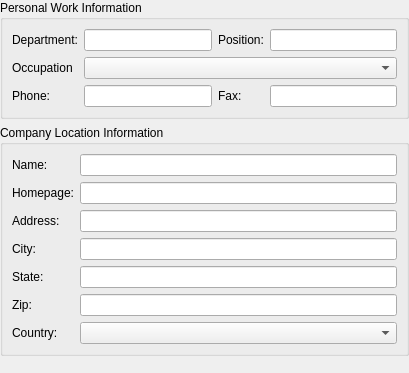
Before: the Qt Designer form protocols/oscar/icq/ui/icqworkinfowidget.ui in KDE/kopete, drawn with Qt 5.
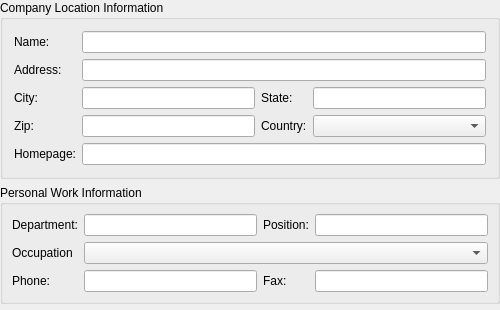
After: the same form once the commit is applied.

Commit message: Fix bug 153620: Kopete ICQ User information dialog too high for 1024x768 Move Origin box from General Info to Home info.

What changed in the file:
```diff
--- a/protocols/oscar/icq/ui/icqworkinfowidget.ui
+++ b/protocols/oscar/icq/ui/icqworkinfowidget.ui
@@ -5,14 +5,11 @@
    <rect>
     <x>0</x>
     <y>0</y>
-    <width>409</width>
-    <height>373</height>
+    <width>500</width>
+    <height>310</height>
    </rect>
   </property>
   <layout class="QVBoxLayout" >
-   <property name="spacing" >
-    <number>6</number>
-   </property>
    <property name="leftMargin" >
     <number>0</number>
    </property>
@@ -25,145 +22,12 @@
    <property name="bottomMargin" >
     <number>0</number>
    </property>
-   <item>
-    <widget class="QGroupBox" name="groupBox" >
-     <property name="title" >
-      <string>Personal Work Information</string>
-     </property>
-     <layout class="QGridLayout" >
-      <property name="leftMargin" >
-       <number>9</number>
-      </property>
-      <property name="topMargin" >
-       <number>9</number>
-      </property>
-      <property name="rightMargin" >
-       <number>9</number>
-      </property>
-      <property name="bottomMargin" >
-       <number>9</number>
-      </property>
-      <property name="horizontalSpacing" >
-       <number>6</number>
-      </property>
-      <property name="verticalSpacing" >
-       <number>6</number>
-      </property>
-      <item row="0" column="0" >
-       <widget class="QLabel" name="textLabel6" >
-        <property name="text" >
-         <string>Department:</string>
-        </property>
-        <property name="buddy" >
-         <cstring>departmentEdit</cstring>
-        </property>
-       </widget>
-      </item>
-      <item row="0" column="1" >
-       <widget class="QLineEdit" name="departmentEdit" >
-        <property name="readOnly" >
-         <bool>true</bool>
-        </property>
-       </widget>
-      </item>
-      <item row="0" column="2" >
-       <widget class="QLabel" name="textLabel7" >
-        <property name="text" >
-         <string>Position:</string>
-        </property>
-        <property name="buddy" >
-         <cstring>positionEdit</cstring>
-        </property>
-       </widget>
-      </item>
-      <item row="0" column="3" >
-       <widget class="QLineEdit" name="positionEdit" >
-        <property name="readOnly" >
-         <bool>true</bool>
-        </property>
-       </widget>
-      </item>
-      <item row="1" column="0" >
-       <widget class="QLabel" name="occupationLabel" >
-        <property name="text" >
-         <string>Occupation</string>
-        </property>
-        <property name="buddy" >
-         <cstring>occupationCombo</cstring>
-        </property>
-       </widget>
-      </item>
-      <item row="1" column="1" colspan="3" >
-       <widget class="QComboBox" name="occupationCombo" >
-        <property name="sizePolicy" >
-         <sizepolicy vsizetype="Fixed" hsizetype="Expanding" >
-          <horstretch>0</horstretch>
-          <verstretch>0</verstretch>
-         </sizepolicy>
-        </property>
-       </widget>
-      </item>
-      <item row="2" column="0" >
-       <widget class="QLabel" name="textLabel10" >
-        <property name="text" >
-         <string>Phone:</string>
-        </property>
-        <property name="buddy" >
-         <cstring>phoneEdit</cstring>
-        </property>
-       </widget>
-      </item>
-      <item row="2" column="1" >
-       <widget class="QLineEdit" name="phoneEdit" >
-        <property name="readOnly" >
-         <bool>true</bool>
-        </property>
-       </widget>
-      </item>
-      <item row="2" column="2" >
-       <widget class="QLabel" name="textLabel11" >
-        <property name="text" >
-         <string>Fax:</string>
-        </property>
-        <property name="buddy" >
-         <cstring>faxEdit</cstring>
-        </property>
-       </widget>
-      </item>
-      <item row="2" column="3" >
-       <widget class="QLineEdit" name="faxEdit" >
-        <property name="readOnly" >
-         <bool>true</bool>
-        </property>
-       </widget>
-      </item>
-     </layout>
-    </widget>
-   </item>
    <item>
     <widget class="QGroupBox" name="groupBox_2" >
      <property name="title" >
       <string>Company Location Information</string>
      </property>
      <layout class="QGridLayout" >
-      <property name="leftMargin" >
-       <number>9</number>
-      </property>
-      <property name="topMargin" >
-       <number>9</number>
-      </property>
-      <property name="rightMargin" >
-       <number>9</number>
-      </property>
-      <property name="bottomMargin" >
-       <number>9</number>
-      </property>
-      <property name="horizontalSpacing" >
-       <number>6</number>
-      </property>
-      <property name="verticalSpacing" >
-       <number>6</number>
-      </property>
       <item row="0" column="0" >
        <widget class="QLabel" name="textLabel1" >
         <property name="text" >
@@ -174,7 +38,7 @@
         </property>
        </widget>
       </item>
-      <item row="0" column="1" >
+      <item row="0" column="1" colspan="3" >
        <widget class="QLineEdit" name="companyEdit" >
         <property name="readOnly" >
          <bool>true</bool>
@@ -182,23 +46,6 @@
        </widget>
       </item>
       <item row="1" column="0" >
-       <widget class="QLabel" name="textLabel8" >
-        <property name="text" >
-         <string>Homepage:</string>
-        </property>
-        <property name="buddy" >
-         <cstring>homepageEdit</cstring>
-        </property>
-       </widget>
-      </item>
-      <item row="1" column="1" >
-       <widget class="QLineEdit" name="homepageEdit" >
-        <property name="readOnly" >
-         <bool>true</bool>
-        </property>
-       </widget>
-      </item>
-      <item row="2" column="0" >
        <widget class="QLabel" name="textLabel2" >
         <property name="text" >
          <string>Address:</string>
@@ -208,14 +55,14 @@
         </property>
        </widget>
       </item>
-      <item row="2" column="1" >
+      <item row="1" column="1" colspan="3" >
        <widget class="QLineEdit" name="addressEdit" >
         <property name="readOnly" >
          <bool>true</bool>
         </property>
        </widget>
       </item>
-      <item row="3" column="0" >
+      <item row="2" column="0" >
        <widget class="QLabel" name="textLabel3" >
         <property name="text" >
          <string>City:</string>
@@ -225,14 +72,20 @@
         </property>
        </widget>
       </item>
-      <item row="3" column="1" >
+      <item row="2" column="1" >
        <widget class="QLineEdit" name="cityEdit" >
+        <property name="sizePolicy" >
+         <sizepolicy vsizetype="Fixed" hsizetype="Expanding" >
+          <horstretch>1</horstretch>
+          <verstretch>0</verstretch>
+         </sizepolicy>
+        </property>
         <property name="readOnly" >
          <bool>true</bool>
         </property>
        </widget>
       </item>
-      <item row="4" column="0" >
+      <item row="2" column="2" >
        <widget class="QLabel" name="textLabel5" >
         <property name="text" >
          <string>State:</string>
@@ -242,14 +95,20 @@
         </property>
        </widget>
       </item>
-      <item row="4" column="1" >
+      <item row="2" column="3" >
        <widget class="QLineEdit" name="stateEdit" >
+        <property name="sizePolicy" >
+         <sizepolicy vsizetype="Fixed" hsizetype="Expanding" >
+          <horstretch>1</horstretch>
+          <verstretch>0</verstretch>
+         </sizepolicy>
+        </property>
         <property name="readOnly" >
          <bool>true</bool>
         </property>
        </widget>
       </item>
-      <item row="5" column="0" >
+      <item row="3" column="0" >
        <widget class="QLabel" name="textLabel4" >
         <property name="text" >
          <string>Zip:</string>
@@ -259,14 +118,14 @@
         </property>
        </widget>
       </item>
-      <item row="5" column="1" >
+      <item row="3" column="1" >
        <widget class="QLineEdit" name="zipEdit" >
         <property name="readOnly" >
          <bool>true</bool>
         </property>
        </widget>
       </item>
-      <item row="6" column="0" >
+      <item row="3" column="2" >
        <widget class="QLabel" name="textLabel9" >
         <property name="sizePolicy" >
          <sizepolicy vsizetype="Preferred" hsizetype="Preferred" >
@@ -282,8 +141,99 @@
         </property>
        </widget>
       </item>
-      <item row="6" column="1" >
-       <widget class="QComboBox" name="countryCombo" >
+      <item row="3" column="3" >
+       <widget class="QComboBox" name="countryCombo" />
+      </item>
+      <item row="4" column="0" >
+       <widget class="QLabel" name="textLabel8" >
+        <property name="text" >
+         <string>Homepage:</string>
+        </property>
+        <property name="buddy" >
+         <cstring>homepageEdit</cstring>
+        </property>
+       </widget>
+      </item>
+      <item row="4" column="1" colspan="3" >
+       <widget class="QLineEdit" name="homepageEdit" >
+        <property name="readOnly" >
+         <bool>true</bool>
+        </property>
+       </widget>
+      </item>
+     </layout>
+    </widget>
+   </item>
+   <item>
+    <widget class="QGroupBox" name="groupBox" >
+     <property name="title" >
+      <string>Personal Work Information</string>
+     </property>
+     <layout class="QGridLayout" >
+      <property name="leftMargin" >
+       <number>9</number>
+      </property>
+      <property name="topMargin" >
+       <number>9</number>
+      </property>
+      <property name="rightMargin" >
+       <number>9</number>
+      </property>
+      <property name="bottomMargin" >
+       <number>9</number>
+      </property>
+      <property name="horizontalSpacing" >
+       <number>6</number>
+      </property>
+      <property name="verticalSpacing" >
+       <number>6</number>
+      </property>
+      <item row="0" column="0" >
+       <widget class="QLabel" name="textLabel6" >
+        <property name="text" >
+         <string>Department:</string>
+        </property>
+        <property name="buddy" >
+         <cstring>departmentEdit</cstring>
+        </property>
+       </widget>
+      </item>
+      <item row="0" column="1" >
+       <widget class="QLineEdit" name="departmentEdit" >
+        <property name="readOnly" >
+         <bool>true</bool>
+        </property>
+       </widget>
+      </item>
+      <item row="0" column="2" >
+       <widget class="QLabel" name="textLabel7" >
+        <property name="text" >
+         <string>Position:</string>
+        </property>
+        <property name="buddy" >
+         <cstring>positionEdit</cstring>
+        </property>
+       </widget>
+      </item>
+      <item row="0" column="3" >
+       <widget class="QLineEdit" name="positionEdit" >
+        <property name="readOnly" >
+         <bool>true</bool>
+        </property>
+       </widget>
+      </item>
+      <item row="1" column="0" >
+       <widget class="QLabel" name="occupationLabel" >
+        <property name="text" >
+         <string>Occupation</string>
+        </property>
+        <property name="buddy" >
+         <cstring>occupationCombo</cstring>
+        </property>
+       </widget>
+      </item>
+      <item row="1" column="1" colspan="3" >
+       <widget class="QComboBox" name="occupationCombo" >
         <property name="sizePolicy" >
          <sizepolicy vsizetype="Fixed" hsizetype="Expanding" >
           <horstretch>0</horstretch>
@@ -292,6 +242,40 @@
         </property>
        </widget>
       </item>
+      <item row="2" column="0" >
+       <widget class="QLabel" name="textLabel10" >
+        <property name="text" >
+         <string>Phone:</string>
+        </property>
+        <property name="buddy" >
+         <cstring>phoneEdit</cstring>
+        </property>
+       </widget>
+      </item>
+      <item row="2" column="1" >
+       <widget class="QLineEdit" name="phoneEdit" >
+        <property name="readOnly" >
+         <bool>true</bool>
+        </property>
+       </widget>
+      </item>
+      <item row="2" column="2" >
+       <widget class="QLabel" name="textLabel11" >
+        <property name="text" >
+         <string>Fax:</string>
+        </property>
+        <property name="buddy" >
+         <cstring>faxEdit</cstring>
+        </property>
+       </widget>
+      </item>
+      <item row="2" column="3" >
+       <widget class="QLineEdit" name="faxEdit" >
+        <property name="readOnly" >
+         <bool>true</bool>
+        </property>
+       </widget>
+      </item>
      </layout>
     </widget>
    </item>
```
Left out of the diff: 12 changed lines with no effect on the pictures. The commit also changes 3 other files.
